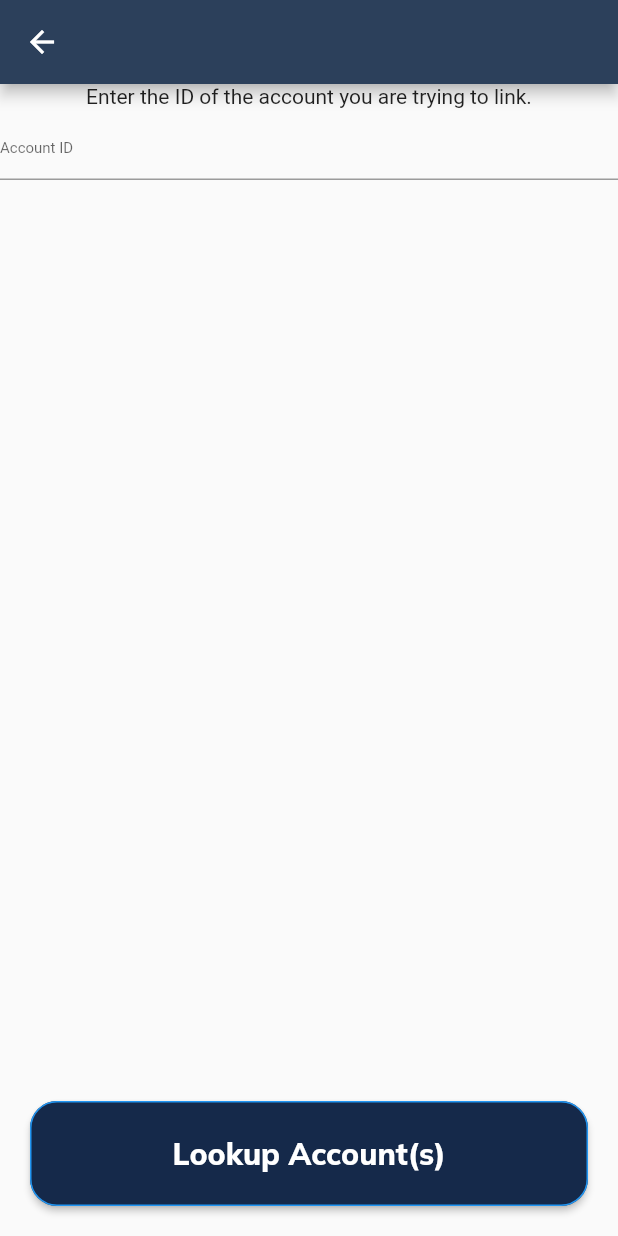
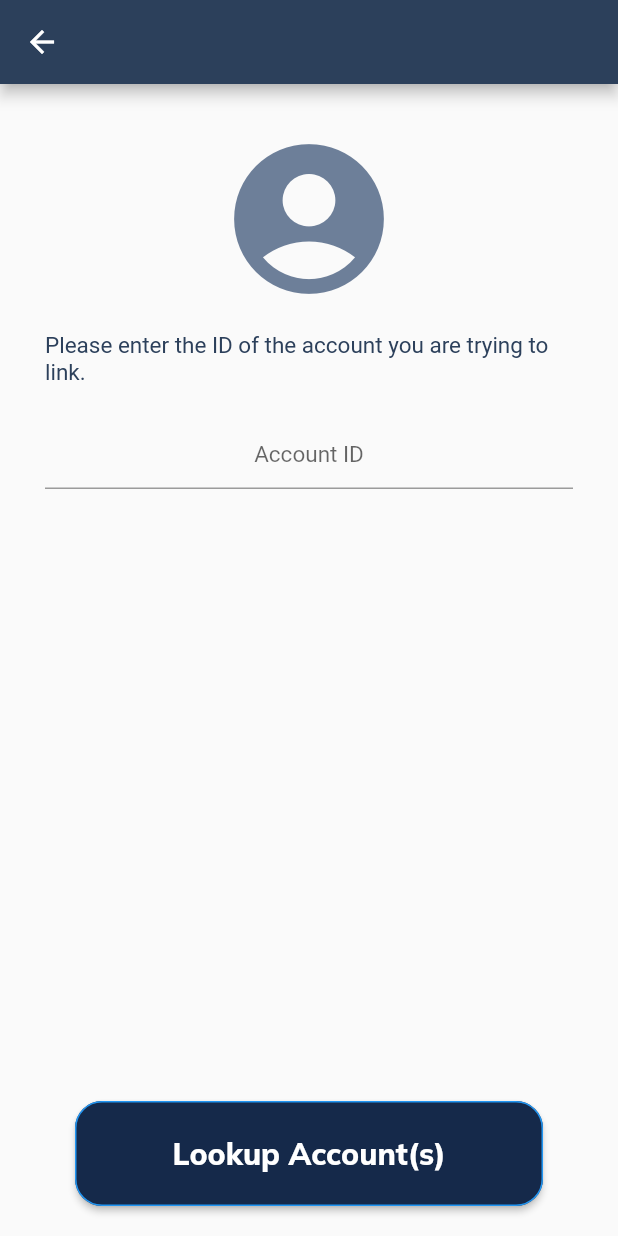
Before and after one commit to mojaloop/contrib-pisp-demo-ui, a Flutter app: the AccountDiscovery screen opened directly with empty values, on a phone screen of 412 x 824 dp. Run offline on Flutter 3.47's test engine with Material 2 defaults, Android fonts, the phone set to English and light mode, and no system bars; our stand-ins replace cloud_firestore, equatable, firebase_auth, flutter_secure_storage, get, google_fonts and 4 more; missing offline and left inert: international_phone_input; accounts and stored records are empty; generated files the repository leaves out were written again.

Commit message:
Cleanup UI for ID entry screen

```diff
--- a/lib/ui/pages/account-linking/account_discovery.dart
+++ b/lib/ui/pages/account-linking/account_discovery.dart
@@ -59,28 +59,60 @@ class AccountDiscovery extends StatelessWidget {
     );
   }
 
+  Widget _buildInstructions() {
+    return const Padding(
+      padding: EdgeInsets.symmetric(vertical: 15),
+      child: Text(
+        'Please enter the ID of the account you are trying to link.',
+        style: TextStyle(
+          fontSize: 15.0,
+          color: LightColor.navyBlue2,
+        ),
+      ),
+    );
+  }
+
+  Widget _buildIDTextField() {
+    return TextField(
+      textAlign: TextAlign.center,
+      decoration: const InputDecoration(hintText: 'Account ID'),
+      style: const TextStyle(
+        fontSize: 15.0,
+        height: 2.0,
+        color: LightColor.navyBlue2,
+      ),
+      onChanged: (String value) {
+        _accountDiscoveryController.onIDChange(value);
+      },
+    );
+  }
+
+  Widget _buildAccountIcon() {
+    return const Icon(
+        Icons.account_circle,
+        size: 120,
+        color: LightColor.lightNavyBlue,
+    );
+  }
+
   @override
   Widget build(BuildContext context) {
     return Scaffold(
         appBar: AppBar(
           title: Text(fspName),
         ),
-        body: Column(
-          children: [
-            const Text('Enter the ID of the account you are trying to link.'),
-            TextField(
-                textAlign: TextAlign.left,
-                decoration: const InputDecoration(hintText: 'Account ID'),
-                style: const TextStyle(
-                  fontSize: 10.0,
-                  height: 2.0,
-                  color: LightColor.navyBlue2,
-                ),
-                onChanged: (String value) {
-                  _accountDiscoveryController.onIDChange(value);
-                }),
-            _buildActionSection(),
-          ],
-        ));
+        body: Padding(
+          padding: const EdgeInsets.symmetric(horizontal: 30),
+          child: Column(
+            children: [
+              const SizedBox(height: 30),
+              _buildAccountIcon(),
+              _buildInstructions(),
+              _buildIDTextField(),
+              _buildActionSection(),
+            ],
+          ),
+        )
+    );
   }
 }
```
